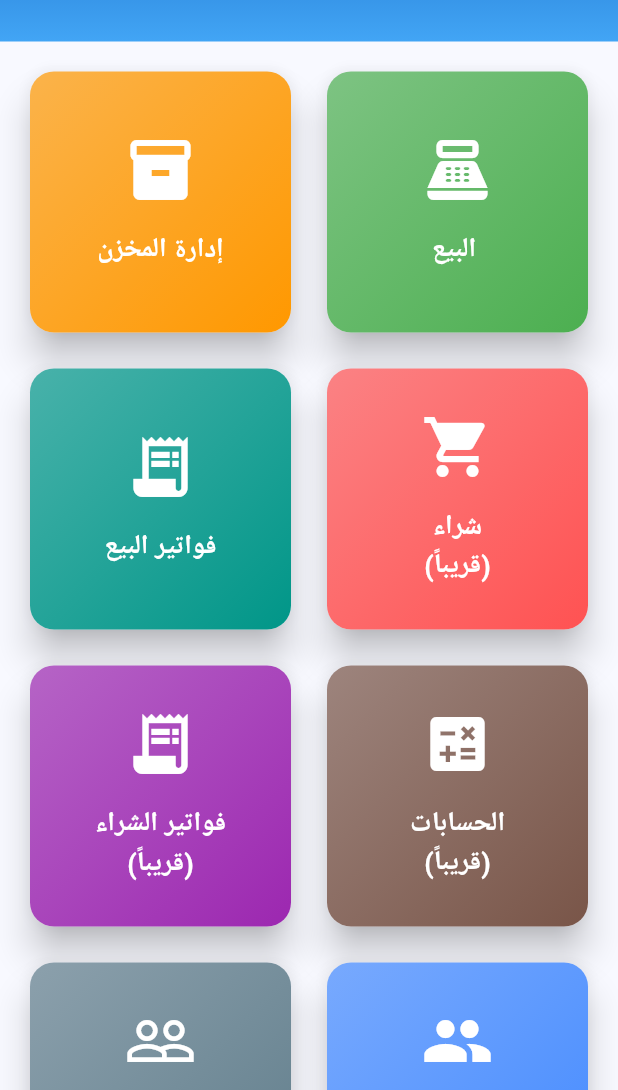
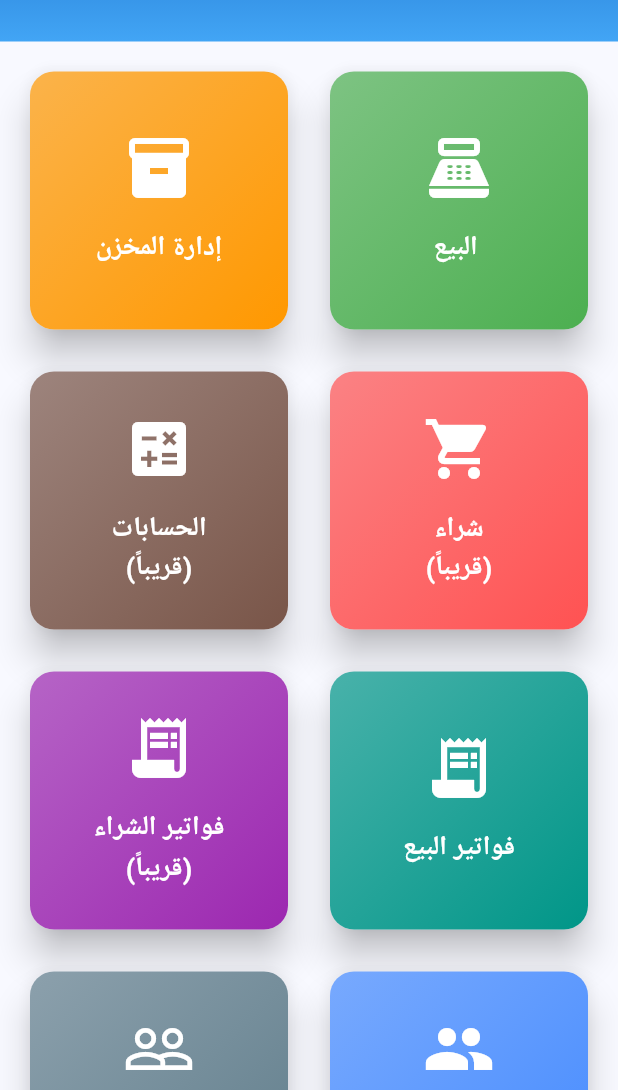
Before and after one commit to AhmedElgendy2004/Noor-Inventory-Accounting-System, a Flutter app: the screen it shows after launch, on a phone screen of 412 x 824 dp, the part 146-1236 px from its top. Run offline on Flutter 3.47's test engine with Material 3 defaults, Android fonts, the phone set to English and light mode, and no system bars; our stand-ins replace equatable, flutter_bloc, flutter_dotenv, go_router, supabase_flutter; missing offline and left inert: mobile_scanner; accounts and stored records are empty.

Commit message:
sort DashboardCard

```diff
--- a/lib/features/home/ui/home_screen.dart
+++ b/lib/features/home/ui/home_screen.dart
@@ -57,8 +57,8 @@ class HomeScreen extends StatelessWidget {
             padding: const EdgeInsets.all(16.0),
             sliver: SliverGrid.count(
               crossAxisCount: 2,
-              crossAxisSpacing: 16,
-              mainAxisSpacing: 16,
+              crossAxisSpacing: 20,
+              mainAxisSpacing: 20,
               children: [
                 // 1. Point of Sale
                 DashboardCard(
@@ -87,15 +87,7 @@ class HomeScreen extends StatelessWidget {
                     );
                   },
                 ),
-                // 4. Sales Invoices History
-                DashboardCard(
-                  title: 'فواتير البيع',
-                  icon: Icons.receipt_long, // or description
-                  color: Colors.teal,
-                  onTap: () => context.push('/sales-history'),
-                ),
-
-                // 5. Accounts (Placeholder)
+                // 4. Accounts (Placeholder)
                 DashboardCard(
                   title: 'الحسابات\n(قريباً)',
                   icon: Icons.calculate,
@@ -106,6 +98,14 @@ class HomeScreen extends StatelessWidget {
                     );
                   },
                 ),
+                // 5. Sales Invoices History
+                DashboardCard(
+                  title: 'فواتير البيع',
+                  icon: Icons.receipt_long, // or description
+                  color: Colors.teal,
+                  onTap: () => context.push('/sales-history'),
+                ),
+
                 // 6. Purchase Invoices (Placeholder)
                 DashboardCard(
                   title: 'فواتير الشراء \n(قريباً)',
```
